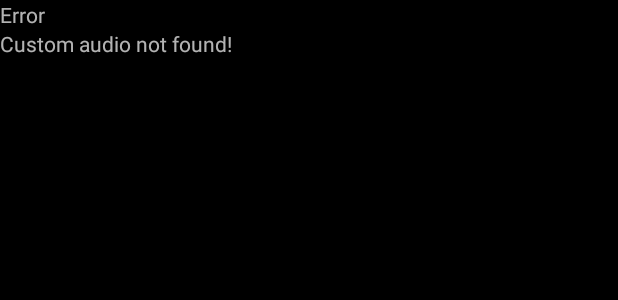
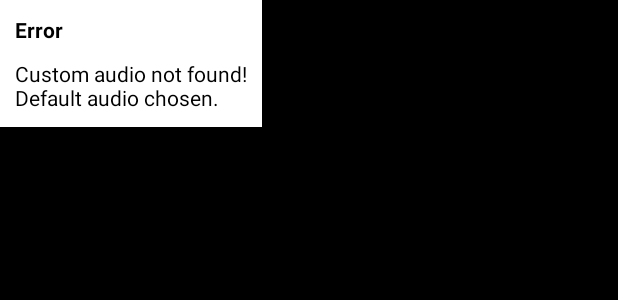
Before and after one commit to megablox1231/MotionDetection, an Android app: the layout dialog_music_error.xml on its own in the app's theme, with its tools: preview values and no code run, on a phone screen of 412 x 824 dp. Shown: the top 300 px of the screen. Run offline under Robolectric (Android 15) with nearby library versions, the phone set to English and light mode, and no system bars.

Commit message:
we out here

```diff
--- a/app/build.gradle
+++ b/app/build.gradle
@@ -6,7 +6,7 @@ android {
         applicationId "detection.flyingfishinc.android.motiondetection"
         minSdkVersion 19
         targetSdkVersion 28
-        versionCode 1
+        versionCode 2
         versionName "1.0"
         testInstrumentationRunner "android.support.test.runner.AndroidJUnitRunner"
         android.defaultConfig.vectorDrawables.useSupportLibrary = true
--- a/app/src/main/res/layout/dialog_music_error.xml
+++ b/app/src/main/res/layout/dialog_music_error.xml
@@ -1,18 +1,28 @@
 <?xml version="1.0" encoding="utf-8"?>
 <LinearLayout xmlns:android="http://schemas.android.com/apk/res/android"
-    android:layout_width="match_parent"
-    android:layout_height="match_parent"
+    android:layout_width="wrap_content"
+    android:layout_height="wrap_content"
+    android:background="@color/colorAccent"
     android:orientation="vertical">
 
     <TextView
         android:id="@+id/textView2"
         android:layout_width="match_parent"
         android:layout_height="wrap_content"
-        android:text="Error" />
+        android:layout_marginLeft="10dp"
+        android:layout_marginTop="10dp"
+        android:background="@color/colorAccent"
+        android:text="Error"
+        android:textColor="@color/colorPrimaryDark"
+        android:textStyle="bold" />
 
     <TextView
         android:id="@+id/textView3"
         android:layout_width="match_parent"
         android:layout_height="wrap_content"
-        android:text="Custom audio not found!" />
+        android:layout_margin="10dp"
+        android:layout_marginLeft="10dp"
+        android:background="@color/colorAccent"
+        android:text="Custom audio not found!\nDefault audio chosen."
+        android:textColor="@color/colorPrimaryDark" />
 </LinearLayout>
```
Also changed, not shown: app/src/main/java/detection/flyingfishinc/android/motiondetection/AccelSensor.java (+12 -0 lines), app/src/main/java/detection/flyingfishinc/android/motiondetection/MainActivity.java (+34 -14 lines), app/src/main/java/detection/flyingfishinc/android/motiondetection/MusicErrorDialogFragment.java (+17 -1 lines), 1 other file.
